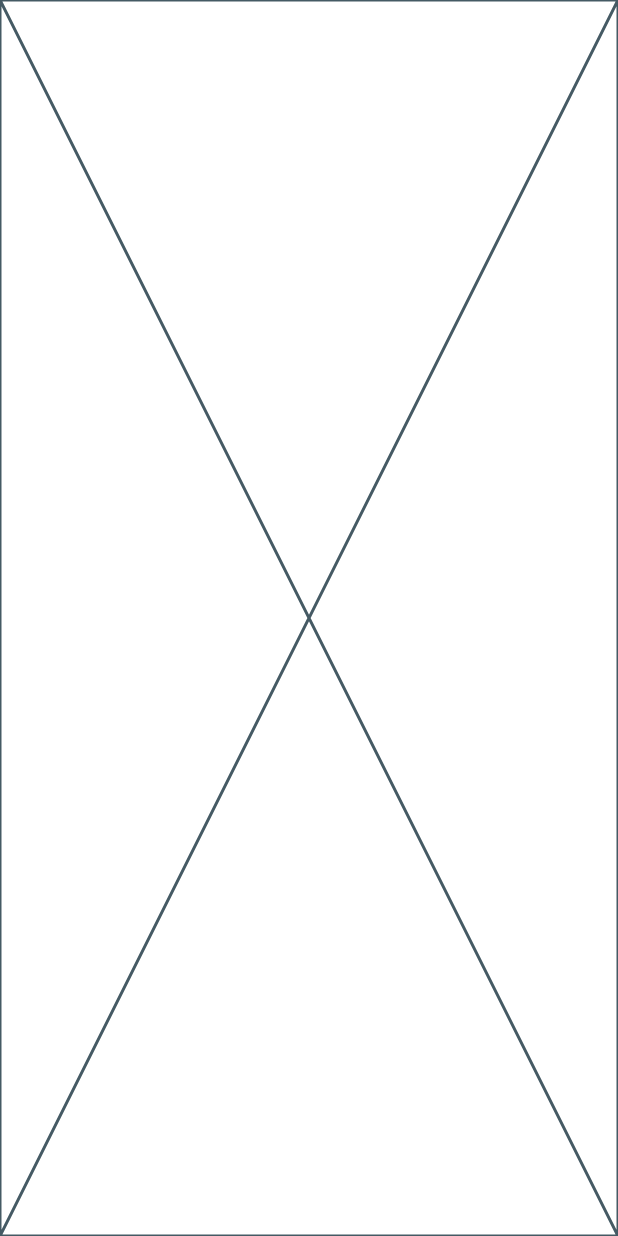
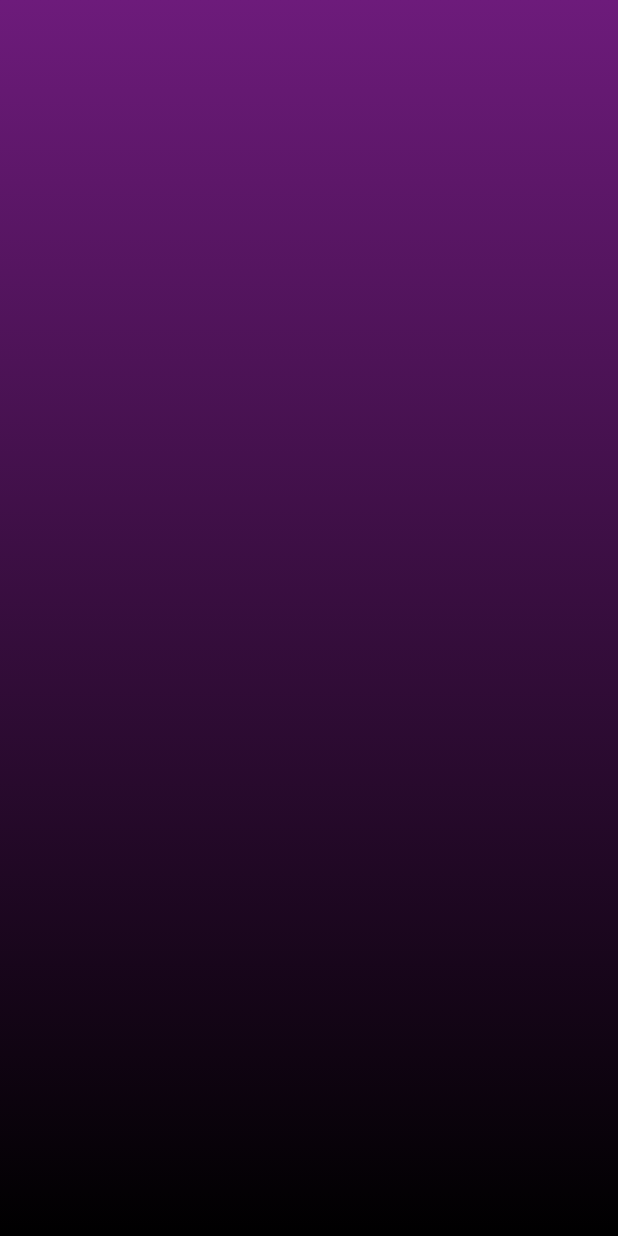
Before and after one commit to kwakyebrilliant/talkglobal, a Flutter app: the screen it shows after launch, after a tap on the "arrow forward" icon, on a phone screen of 412 x 824 dp. Run offline on Flutter 3.47's test engine with Material 3 defaults, Android fonts, the phone set to English and light mode, and no system bars; our stand-ins replace google_fonts.

Commit message:
prompt updates

```diff
--- a/lib/screens/prompt_screen.dart
+++ b/lib/screens/prompt_screen.dart
@@ -11,6 +11,19 @@ class PromptScreen extends StatefulWidget {
 class _PromptScreenState extends State<PromptScreen> {
   @override
   Widget build(BuildContext context) {
-    return const Placeholder();
+    return Scaffold(
+      body: Container(
+        decoration: const BoxDecoration(
+          gradient: LinearGradient(
+            begin: Alignment.topCenter,
+            end: Alignment.bottomCenter,
+            colors: [
+              Color(0xFF6D1B7B),
+              Color(0xFF000000),
+            ],
+          ),
+        ),
+      ),
+    );
   }
 }
```
